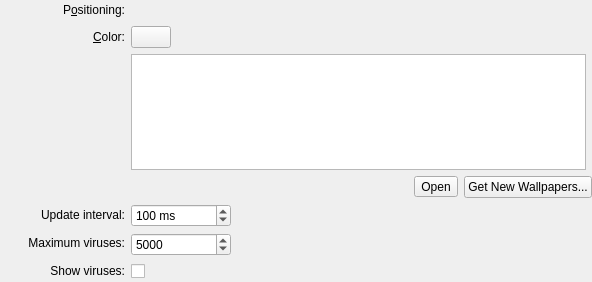
Above: wallpapers/virus/virusconfig.ui from KDE/kdeplasma-addons before the change. Below: the same form after it.
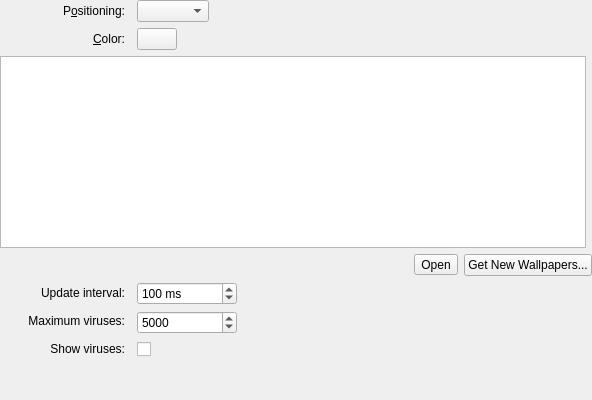
That is the form after the change. Custom widgets are drawn as their Qt base class.

Commit message: better configuration interface

Patch:
```diff
--- a/wallpapers/virus/virusconfig.ui
+++ b/wallpapers/virus/virusconfig.ui
@@ -7,14 +7,14 @@
     <x>0</x>
     <y>0</y>
     <width>592</width>
-    <height>282</height>
+    <height>400</height>
    </rect>
   </property>
   <layout class="QGridLayout" name="gridLayout_2">
    <property name="margin">
     <number>0</number>
    </property>
-   <item row="8" column="1" colspan="2">
+   <item row="8" column="2" colspan="2">
     <layout class="QHBoxLayout" name="horizontalLayout_3">
      <item>
       <spacer name="horizontalSpacer">
@@ -51,7 +51,7 @@
      </item>
     </layout>
    </item>
-   <item row="13" column="1">
+   <item row="13" column="2">
     <spacer name="verticalSpacer_2">
      <property name="orientation">
       <enum>Qt::Vertical</enum>
@@ -64,7 +64,7 @@
      </property>
     </spacer>
    </item>
-   <item row="9" column="1">
+   <item row="9" column="2">
     <layout class="QGridLayout" name="gridLayout_3">
      <item row="1" column="2">
       <spacer name="horizontalSpacer_3">
@@ -229,7 +229,7 @@
      </property>
     </widget>
    </item>
-   <item row="6" column="1" colspan="2">
+   <item row="6" column="2" colspan="2">
     <layout class="QHBoxLayout" name="horizontalLayout">
      <item>
       <widget class="KColorButton" name="m_color">
@@ -270,9 +270,6 @@
      </item>
     </layout>
    </item>
-   <item row="7" column="1">
-    <widget class="QListView" name="m_view"/>
-   </item>
    <item row="6" column="0">
     <widget class="QLabel" name="label_5">
      <property name="text">
@@ -286,10 +283,10 @@
      </property>
     </widget>
    </item>
-   <item row="0" column="1">
+   <item row="0" column="2">
     <layout class="QHBoxLayout" name="horizontalLayout_2">
      <item>
-      <widget class="KComboBox" name="m_resizeMethod" native="true">
+      <widget class="KComboBox" name="m_resizeMethod">
        <property name="sizePolicy">
         <sizepolicy hsizetype="Preferred" vsizetype="Fixed">
          <horstretch>0</horstretch>
@@ -319,14 +316,12 @@
      </item>
     </layout>
    </item>
+   <item row="7" column="0" colspan="3">
+    <widget class="QListView" name="m_view"/>
+   </item>
   </layout>
  </widget>
  <customwidgets>
-  <customwidget>
-   <class>KColorButton</class>
-   <extends>QPushButton</extends>
-   <header>kcolorbutton.h</header>
-  </customwidget>
   <customwidget>
    <class>KIntSpinBox</class>
    <extends>QSpinBox</extends>
@@ -334,9 +329,14 @@
   </customwidget>
   <customwidget>
    <class>KComboBox</class>
-   <extends>QWidget</extends>
+   <extends>QComboBox</extends>
    <header>kcombobox.h</header>
   </customwidget>
+  <customwidget>
+   <class>KColorButton</class>
+   <extends>QPushButton</extends>
+   <header>kcolorbutton.h</header>
+  </customwidget>
  </customwidgets>
  <resources/>
  <connections/>
```
Left out of the diff: 4 changed lines with no effect on the pictures. The commit also changes 1 other file.
